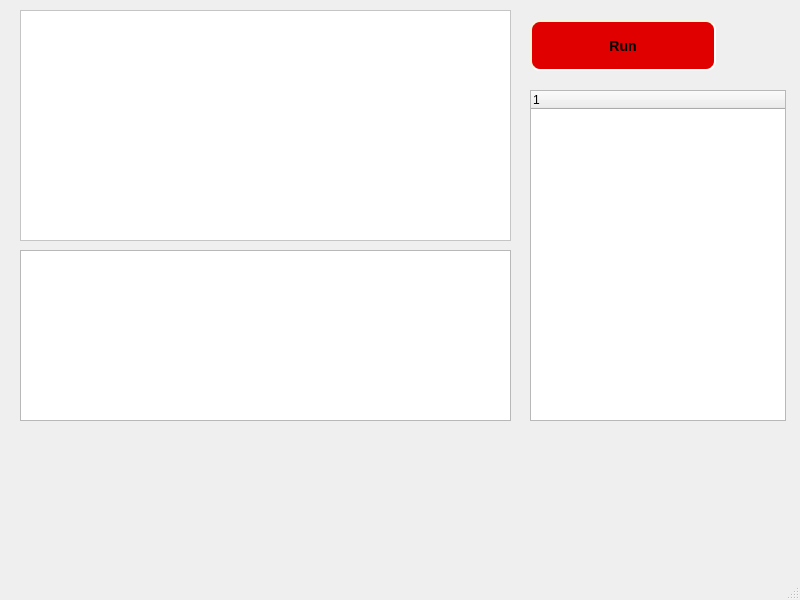
This is mainwindow.ui in ghosthamster/interpreter as Qt 5 draws it before an edit. The edited form follows.
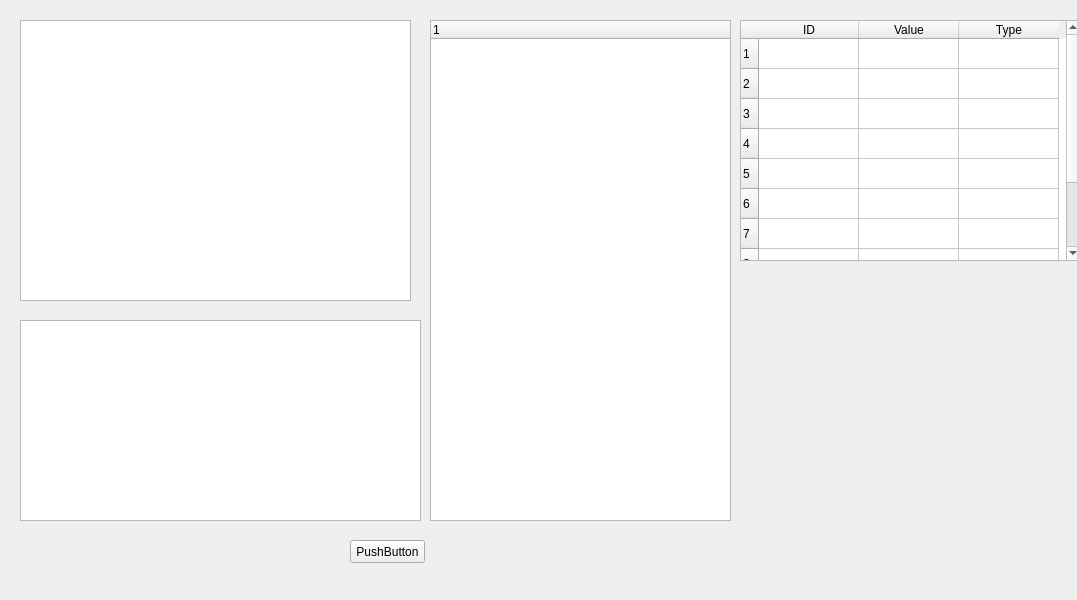
This is the edited form.

What changed in the file:
```diff
--- a/mainwindow.ui
+++ b/mainwindow.ui
@@ -6,7 +6,7 @@
    <rect>
     <x>0</x>
     <y>0</y>
-    <width>800</width>
+    <width>1077</width>
     <height>600</height>
    </rect>
   </property>
@@ -18,63 +18,42 @@
     <property name="geometry">
      <rect>
       <x>20</x>
-      <y>10</y>
-      <width>491</width>
-      <height>231</height>
-     </rect>
-    </property>
-    <property name="styleSheet">
-     <string notr="true">	font: italic bold 30px serif;
-	background-color: white;
-	color: black;</string>
-    </property>
-   </widget>
-   <widget class="QPushButton" name="run">
-    <property name="geometry">
-     <rect>
-      <x>530</x>
       <y>20</y>
-      <width>186</width>
-      <height>51</height>
+      <width>391</width>
+      <height>281</height>
      </rect>
     </property>
-    <property name="styleSheet">
-     <string notr="true">
-    background-color: red;
-    border-style: outset;
-    border-width: 2px;
-    border-radius: 10px;
-    border-color: beige;
-    font: bold 14px;
-    min-width: 10em;
-    padding: 6px;
-
-
-    background-color: rgb(224, 0, 0);
-    border-style: inset;
-</string>
+   </widget>
+   <widget class="QPushButton" name="pushButton">
+    <property name="geometry">
+     <rect>
+      <x>350</x>
+      <y>540</y>
+      <width>75</width>
+      <height>23</height>
+     </rect>
     </property>
     <property name="text">
-     <string>Run</string>
+     <string>PushButton</string>
     </property>
    </widget>
    <widget class="QTextEdit" name="result">
     <property name="geometry">
      <rect>
       <x>20</x>
-      <y>250</y>
-      <width>491</width>
-      <height>171</height>
+      <y>320</y>
+      <width>401</width>
+      <height>201</height>
      </rect>
     </property>
    </widget>
    <widget class="QTreeWidget" name="tree">
     <property name="geometry">
      <rect>
-      <x>530</x>
-      <y>90</y>
-      <width>256</width>
-      <height>331</height>
+      <x>430</x>
+      <y>20</y>
+      <width>301</width>
+      <height>501</height>
      </rect>
     </property>
     <column>
@@ -83,18 +62,45 @@
      </property>
     </column>
    </widget>
+   <widget class="QTableWidget" name="tableWidget">
+    <property name="geometry">
+     <rect>
+      <x>740</x>
+      <y>20</y>
+      <width>341</width>
+      <height>241</height>
+     </rect>
+    </property>
+    <property name="rowCount">
+     <number>10</number>
+    </property>
+    <row/>
+    <row/>
+    <row/>
+    <row/>
+    <row/>
+    <row/>
+    <row/>
+    <row/>
+    <row/>
+    <row/>
+    <column>
+     <property name="text">
+      <string>ID</string>
+     </property>
+    </column>
+    <column>
+     <property name="text">
+      <string>Value</string>
+     </property>
+    </column>
+    <column>
+     <property name="text">
+      <string>Type</string>
+     </property>
+    </column>
+   </widget>
   </widget>
-  <widget class="QMenuBar" name="menubar">
-   <property name="geometry">
-    <rect>
-     <x>0</x>
-     <y>0</y>
-     <width>800</width>
-     <height>22</height>
-    </rect>
-   </property>
-  </widget>
-  <widget class="QStatusBar" name="statusbar"/>
  </widget>
  <resources/>
  <connections/>
```
Left out of the diff: 6 changed lines with no effect on the pictures.
